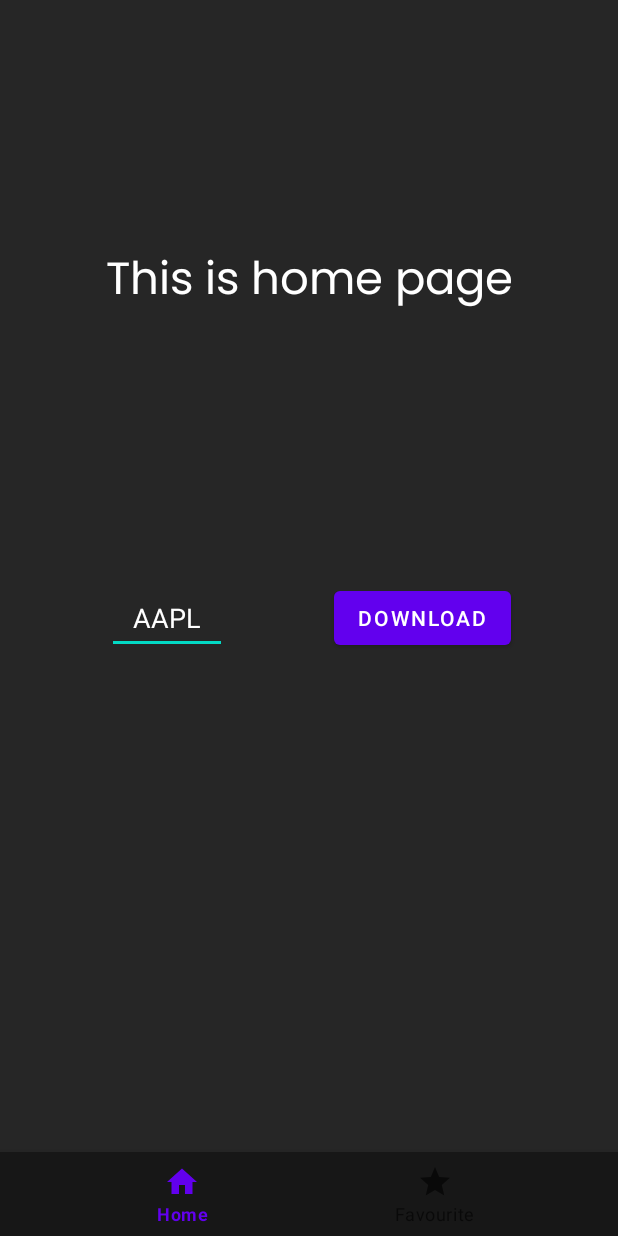
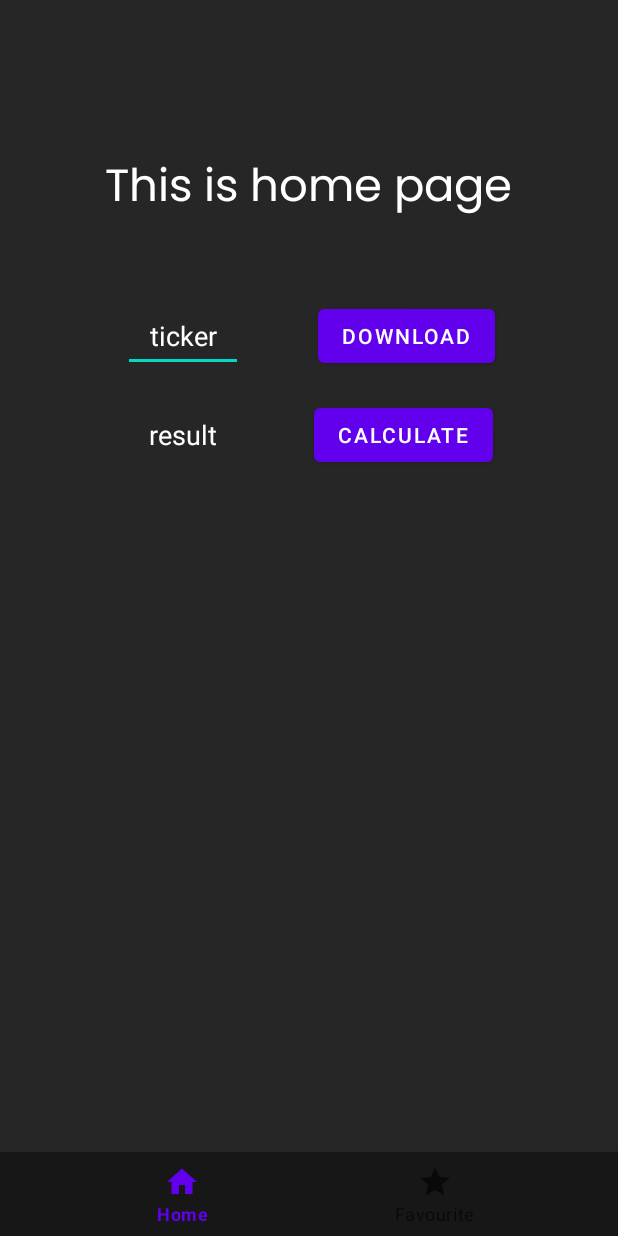
Before and after one commit to wongdaryl/cs205-portfolio, an Android app: the screen it shows after launch (MainActivity), on a phone screen of 412 x 824 dp. Run offline under Robolectric (Android 15) with nearby library versions, the phone set to English and light mode, and no system bars.

Commit message:
calculate vwap

```diff
--- a/app/src/main/AndroidManifest.xml
+++ b/app/src/main/AndroidManifest.xml
@@ -25,9 +25,10 @@
         </activity>
         <service android:name=".services.StockService" />
         <provider
-            android:name=".providers.HistoricalDataProvider"
+            android:name="com.example.stockportfolio.providers.HistoricalDataProvider"
             android:authorities="com.example.stockportfolio.providers.HistoricalDataProvider"
-            android:enabled="true" />
+            android:enabled="true"
+            android:exported="true"/>
         <receiver
             android:name=".receivers.DownloadBroadcastReceiver"
             tools:ignore="Instantiatable"
--- a/app/src/main/java/com/example/stockportfolio/MainActivity.java
+++ b/app/src/main/java/com/example/stockportfolio/MainActivity.java
@@ -2,7 +2,12 @@ package com.example.stockportfolio;
 
 import android.content.BroadcastReceiver;
 import android.os.Bundle;
+import android.os.Handler;
+import android.os.Looper;
 import android.view.MenuItem;
+import android.widget.Button;
+import android.widget.EditText;
+import android.widget.TextView;
 
 import androidx.annotation.NonNull;
 import androidx.appcompat.app.AppCompatActivity;
@@ -10,13 +15,14 @@ import androidx.fragment.app.Fragment;
 
 import com.example.stockportfolio.fragments.FavouriteFragment;
 import com.example.stockportfolio.fragments.HomeFragment;
+import com.example.stockportfolio.receivers.DownloadBroadcastReceiver;
 import com.google.android.material.bottomnavigation.BottomNavigationView;
 
 public class MainActivity extends AppCompatActivity {
 
-//    private Button start, calc, start1, calc1;
-//    private TextView result, result1;
-//    private EditText ticker, ticker1;
+//    private Button start0, calc0, start1, calc1;
+//    private TextView result0, result1;
+//    private EditText ticker0, ticker1;
 
     private BroadcastReceiver myBroadcastReceiver;
     private BottomNavigationView bottomNavigationView;
@@ -54,10 +60,12 @@ public class MainActivity extends AppCompatActivity {
         // By default, navigation bar starts at home page
         getSupportFragmentManager().beginTransaction().replace(R.id.container, new HomeFragment()).commit();
 
-//        start = (Button) findViewById(R.id.start_button);
-//        calc = (Button) findViewById(R.id.calc_button);
-//        result = (TextView) findViewById(R.id.textview_result);
-//        ticker = (EditText) findViewById(R.id.edit_ticker);
+        myBroadcastReceiver = new DownloadBroadcastReceiver(new Handler(Looper.getMainLooper()));
+
+//        start0 = (Button) findViewById(R.id.start_button);
+//        calc0 = (Button) findViewById(R.id.calc_button);
+//        result0 = (TextView) findViewById(R.id.textview_result);
+//        ticker0 = (EditText) findViewById(R.id.edit_ticker);
 //
 //        start1 = (Button) findViewById(R.id.start_button1);
 //        calc1 = (Button) findViewById(R.id.calc_button1);
--- a/app/src/main/java/com/example/stockportfolio/fragments/HomeFragment.java
+++ b/app/src/main/java/com/example/stockportfolio/fragments/HomeFragment.java
@@ -1,18 +1,34 @@
 package com.example.stockportfolio.fragments;
 
+import android.content.BroadcastReceiver;
+import android.content.Intent;
+import android.content.IntentFilter;
 import android.os.Bundle;
+import android.os.Handler;
+import android.os.Looper;
 import android.view.LayoutInflater;
 import android.view.View;
 import android.view.ViewGroup;
+import android.widget.Button;
+import android.widget.EditText;
+import android.widget.TextView;
 
+import androidx.annotation.NonNull;
+import androidx.annotation.Nullable;
 import androidx.fragment.app.Fragment;
 
 import com.example.stockportfolio.R;
+import com.example.stockportfolio.receivers.DownloadBroadcastReceiver;
+import com.example.stockportfolio.services.StockService;
 
 public class HomeFragment extends Fragment {
 
+    private Button start0, calc0, start1, calc1;
+    private TextView result0, result1;
+    private EditText ticker0, ticker1;
+    private BroadcastReceiver myBroadcastReceiver;
+
     public HomeFragment() {
-        // Required empty public constructor
     }
 
     @Override
@@ -26,4 +42,40 @@ public class HomeFragment extends Fragment {
         // Inflate the layout for this fragment
         return inflater.inflate(R.layout.fragment_home, container, false);
     }
+
+    @Override
+    public void onViewCreated(@NonNull View view, @Nullable Bundle savedInstanceState) {
+        super.onViewCreated(view, savedInstanceState);
+
+        myBroadcastReceiver = new DownloadBroadcastReceiver(new Handler(Looper.getMainLooper()));
+
+        start0 = (Button)getActivity().findViewById(R.id.start0);
+        calc0 = (Button)getActivity().findViewById(R.id.calc0);
+        result0 = (TextView)getActivity().findViewById(R.id.result0);
+        ticker0 = (EditText)getActivity().findViewById(R.id.ticker0);
+
+        start0.setOnClickListener(new View.OnClickListener() {
+            @Override
+            public void onClick(View view) {
+                Intent intent = new Intent(getActivity().getApplicationContext(), StockService.class);
+                intent.putExtra("ticker", String.valueOf(ticker0.getText()));
+                intent.putExtra("index", 0);
+                getActivity().startService(intent);
+            }
+        });
+
+        calc0.setOnClickListener(new View.OnClickListener() {
+            @Override
+            public void onClick(View view) {
+                result0.setText("Waiting for data.. ");
+                getActivity().registerReceiver(myBroadcastReceiver, new IntentFilter("DOWNLOAD_COMPLETE"));
+            }
+        });
+    }
+
+    @Override
+    public void onStop() {
+        super.onStop();
+        getActivity().unregisterReceiver(myBroadcastReceiver);
+    }
 }
--- a/app/src/main/java/com/example/stockportfolio/providers/HistoricalDataProvider.java
+++ b/app/src/main/java/com/example/stockportfolio/providers/HistoricalDataProvider.java
@@ -18,7 +18,7 @@ import androidx.annotation.Nullable;
 import java.util.HashMap;
 
 public class HistoricalDataProvider extends ContentProvider {
-    static final String PROVIDER_NAME = "com.example.stockportfolio.HistoricalDataProvider";
+    static final String PROVIDER_NAME = "com.example.stockportfolio.providers.HistoricalDataProvider";
     static final String URL = "content://" + PROVIDER_NAME + "/history";
     static final Uri CONTENT_URI = Uri.parse(URL);
 
--- a/app/src/main/java/com/example/stockportfolio/services/StockService.java
+++ b/app/src/main/java/com/example/stockportfolio/services/StockService.java
@@ -29,7 +29,7 @@ public class StockService extends Service {
     private static final String REQUEST_METHOD = "GET";
     private static final int READ_TIMEOUT = 15000;
     private static final int CONNECTION_TIMEOUT = 15000;
-    private final String token = "c9577i2ad3icae7g5p6g"; // put your own token
+    private final String token = "c9577i2ad3icae7g5p6g";
     private Looper serviceLooper;
     private ServiceHandler serviceHandler;
     private String ticker = "MSFT";
@@ -63,7 +63,7 @@ public class StockService extends Service {
 
     @Override
     public void onDestroy() {
-        Toast.makeText(this, "download done", Toast.LENGTH_SHORT).show();
+        Toast.makeText(this, "download finished for " + ticker, Toast.LENGTH_SHORT).show();
     }
 
     private final class ServiceHandler extends Handler {
@@ -152,7 +152,6 @@ public class StockService extends Service {
             Intent intent = new Intent("DOWNLOAD_COMPLETE");
             intent.putExtra("index", msg.arg2);
             sendBroadcast(intent);
-
             stopSelf(msg.arg1);
 
         }
--- a/app/src/main/res/layout/fragment_home.xml
+++ b/app/src/main/res/layout/fragment_home.xml
@@ -7,45 +7,85 @@
     tools:context=".fragments.HomeFragment"
     android:background="@color/neutral_800">
 
+    <TextView
+        android:layout_width="wrap_content"
+        android:layout_height="53dp"
+        android:layout_marginTop="100dp"
+        android:fontFamily="@font/poppins_regular"
+        android:gravity="center"
+        android:text="@string/welcome_fragment"
+        android:textColor="@color/white"
+        android:textSize="30sp"
+        android:layout_centerHorizontal="true"
+        />
+
     <androidx.constraintlayout.widget.ConstraintLayout
         android:layout_width="match_parent"
-        android:layout_height="match_parent">
+        android:layout_height="200dp"
+        android:layout_marginTop="100dp">
+
+
+    </androidx.constraintlayout.widget.ConstraintLayout>
+
+    <LinearLayout
+        android:layout_width="match_parent"
+        android:layout_height="500dp"
+        android:orientation="vertical">
+
+        <LinearLayout
+            android:id="@+id/layout01"
+            android:layout_width="match_parent"
+            android:layout_height="wrap_content"
+            android:dividerPadding="100dp"
+            android:gravity="center"
+            android:layout_marginTop="200dp">
 
             <EditText
                 android:id="@+id/ticker0"
                 android:layout_width="80dp"
                 android:layout_height="48dp"
-            android:text="AAPL"
-            android:textAlignment="center"
-
+                android:gravity="center"
+                android:text="@string/ticker"
                 android:textColor="@color/white"
-            app:layout_constraintBottom_toBottomOf="parent"
-            app:layout_constraintEnd_toStartOf="@+id/start0"
-            app:layout_constraintStart_toStartOf="parent"
-            app:layout_constraintTop_toTopOf="parent" />
+                android:layout_marginRight="50dp"
+                android:layout_marginEnd="50dp" />
 
             <Button
                 android:id="@+id/start0"
                 android:layout_width="wrap_content"
                 android:layout_height="wrap_content"
-            android:text="Download"
-            app:layout_constraintBottom_toBottomOf="parent"
-            app:layout_constraintEnd_toEndOf="parent"
-            app:layout_constraintHorizontal_bias="0.577"
-            app:layout_constraintStart_toEndOf="@+id/ticker0"
-            app:layout_constraintTop_toTopOf="parent" />
+                android:text="@string/download"
+                />
+
+        </LinearLayout>
+
+        <LinearLayout
+            android:id="@+id/layout00"
+            android:layout_width="match_parent"
+            android:layout_height="wrap_content"
+            android:gravity="center"
+            android:layout_marginTop="15dp"
+            >
 
             <TextView
+                android:id="@+id/result0"
                 android:layout_width="wrap_content"
                 android:layout_height="53dp"
-            android:layout_marginTop="164dp"
-            android:fontFamily="@font/poppins_regular"
-            android:text="@string/welcome_fragment"
-            android:textAlignment="center"
+                android:gravity="center"
+                android:paddingHorizontal="15dp"
+                android:text="@string/result"
                 android:textColor="@color/white"
-            android:textSize="30sp"
-            app:layout_constraintEnd_toEndOf="parent"
-            app:layout_constraintStart_toStartOf="parent"
-            app:layout_constraintTop_toTopOf="parent" />
-    </androidx.constraintlayout.widget.ConstraintLayout>
+                android:textSize="18sp"
+                android:layout_marginEnd="50dp"
+                android:layout_marginRight="50dp" />
+
+            <Button
+                android:id="@+id/calc0"
+                android:layout_width="wrap_content"
+                android:layout_height="wrap_content"
+                android:text="@string/calculate" />
+
+        </LinearLayout>
+    </LinearLayout>
+
 </RelativeLayout>
--- a/app/src/main/res/values/strings.xml
+++ b/app/src/main/res/values/strings.xml
@@ -13,4 +13,8 @@
     <string name="favourite">Favourite</string>
     <string name="welcome_fragment">This is home page</string>
     <string name="favourite_fragment">This is favourite page</string>
+    <string name="ticker">ticker</string>
+    <string name="download">Download</string>
+    <string name="calculate">Calculate</string>
+    <string name="result">result</string>
 </resources>
```
Also changed, not shown: app/src/main/java/com/example/stockportfolio/receivers/DownloadBroadcastReceiver.java (+66 -61 lines). Lines whose indentation alone changed are shown as unchanged.
